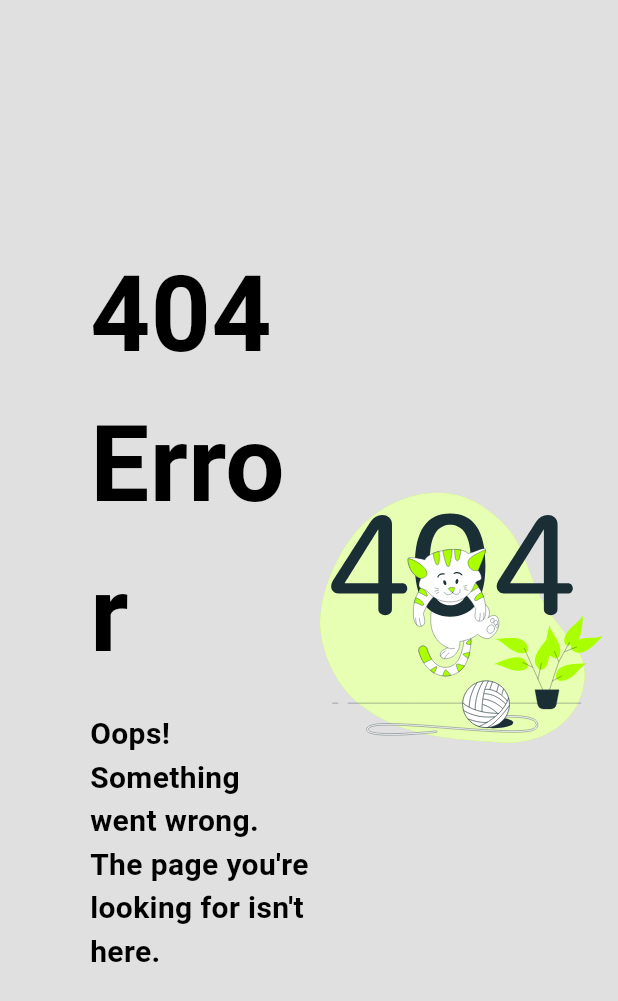
After one commit to rafay99-epic/Portfolio, a Flutter app: the NotFoundPage screen opened by its route, on a phone screen of 412 x 824 dp. The commit adds this screen. Shown: the top 1001 px of the screen. Run offline on Flutter 3.47's test engine with Material 3 defaults, Android fonts, the light colour scheme and no system bars; our stand-ins replace animated_text_kit, crystal_navigation_bar, font_awesome_flutter, google_fonts, iconly, lottie and 2 more.

Commit message:
Refactor: Reorganized folder structure for better code maintainability

```diff
--- /dev/null
+++ b/lib/constants/routes/routes.dart
@@ -0,0 +1,19 @@
+import "package:flutter/material.dart";
+
+import "package:rafay_portfolio/frontend/screens/NotFound_page.dart";
+import "package:rafay_portfolio/frontend/screens/ProjectGalley_Page.dart";
+import "package:rafay_portfolio/frontend/screens/Resume_page.dart";
+import "package:rafay_portfolio/frontend/screens/aboutme_page.dart";
+import "package:rafay_portfolio/frontend/screens/blog_page.dart";
+import "package:rafay_portfolio/frontend/screens/contentMe_page.dart";
+import "package:rafay_portfolio/frontend/screens/home_page.dart";
+
+final Map<String, WidgetBuilder> appRoutes = {
+  '/home': (context) => const HomePage(),
+  '/projects': (context) => const ProjectGalleryPage(),
+  '/resume': (context) => const ResumePage(),
+  '/contact': (context) => const ContactMePage(),
+  '/blog': (context) => const BlogPage(),
+  '/aboutme': (context) => const AboutMePage(),
+  '/404': (context) => const NotFoundPage(),
+};
--- a/lib/frontend/screens/ProjectGalley_Page.dart
+++ b/lib/frontend/screens/ProjectGalley_Page.dart
@@ -1,5 +1,5 @@
 import 'package:flutter/material.dart';
-import 'package:rafay_portfolio/frontend/widgets/ProjectGallery.dart';
+import 'package:rafay_portfolio/frontend/views/ProjectGallery.dart';
 
 class ProjectGalleryPage extends StatelessWidget {
   const ProjectGalleryPage({super.key});
--- a/lib/frontend/screens/Resume_page.dart
+++ b/lib/frontend/screens/Resume_page.dart
@@ -1,6 +1,6 @@
 // ignore: file_names
 import 'package:flutter/material.dart';
-import 'package:rafay_portfolio/frontend/widgets/resume.dart';
+import 'package:rafay_portfolio/frontend/views/resume.dart';
 
 class ResumePage extends StatelessWidget {
   const ResumePage({super.key});
--- a/lib/frontend/screens/aboutme_page.dart
+++ b/lib/frontend/screens/aboutme_page.dart
@@ -1,5 +1,5 @@
 import 'package:flutter/material.dart';
-import 'package:rafay_portfolio/frontend/widgets/aboutMe.dart';
+import 'package:rafay_portfolio/frontend/views/aboutMe.dart';
 
 class AboutMePage extends StatefulWidget {
   const AboutMePage({super.key});
--- a/lib/frontend/screens/contentMe_page.dart
+++ b/lib/frontend/screens/contentMe_page.dart
@@ -1,6 +1,6 @@
 // ignore: file_names
 import 'package:flutter/material.dart';
-import 'package:rafay_portfolio/frontend/widgets/ContactMe.dart';
+import 'package:rafay_portfolio/frontend/views/ContactMe.dart';
 
 class ContactMePage extends StatefulWidget {
   const ContactMePage({super.key});
--- a/lib/frontend/screens/home_page.dart
+++ b/lib/frontend/screens/home_page.dart
@@ -3,7 +3,7 @@ import 'package:crystal_navigation_bar/crystal_navigation_bar.dart';
 import 'package:font_awesome_flutter/font_awesome_flutter.dart';
 import 'package:iconly/iconly.dart';
 
-import 'package:rafay_portfolio/frontend/widgets/landing_page.dart';
+import 'package:rafay_portfolio/frontend/views/landing_page.dart';
 import 'package:rafay_portfolio/frontend/screens/Resume_page.dart';
 import 'package:rafay_portfolio/frontend/screens/aboutme_page.dart';
 import 'package:rafay_portfolio/frontend/screens/blog_page.dart';
--- /dev/null
+++ b/lib/frontend/views/page404.dart
@@ -0,0 +1,68 @@
+import 'package:flutter/material.dart';
+import 'package:lottie/lottie.dart';
+
+class Page404 extends StatefulWidget {
+  const Page404({super.key});
+
+  @override
+  State<Page404> createState() => _Page404State();
+}
+
+class _Page404State extends State<Page404> {
+  @override
+  Widget build(BuildContext context) {
+    return Column(
+      children: <Widget>[
+        Expanded(
+          child: Container(
+            margin: const EdgeInsets.all(5.0),
+            child: Row(
+              mainAxisAlignment: MainAxisAlignment.center,
+              crossAxisAlignment: CrossAxisAlignment.center,
+              children: [
+                Expanded(
+                  child: Padding(
+                    padding: const EdgeInsets.only(left: 55.0),
+                    child: Column(
+                      mainAxisAlignment: MainAxisAlignment.center,
+                      crossAxisAlignment: CrossAxisAlignment.start,
+                      children: [
+                        Text(
+                          "404 Error",
+                          style: TextStyle(
+                            fontSize: 70.0,
+                            color: Theme.of(context).colorScheme.primary,
+                            fontWeight: FontWeight.bold,
+                          ),
+                        ),
+                        const SizedBox(
+                          height: 15.0,
+                        ),
+                        Text(
+                          "Oops! Something went wrong. The page you're looking for isn't here.",
+                          style: TextStyle(
+                            fontSize: 20.0,
+                            color: Theme.of(context).colorScheme.primary,
+                            fontWeight: FontWeight.bold,
+                          ),
+                        ),
+                        const SizedBox(height: 15),
+                      ],
+                    ),
+                  ),
+                ),
+                Expanded(
+                  child: Lottie.asset(
+                    'assets/animation/404-new.json',
+                    height: 500,
+                    width: 500,
+                  ),
+                ),
+              ],
+            ),
+          ),
+        )
+      ],
+    );
+  }
+}
```
Also changed, not shown: lib/frontend/screens/NotFound_page.dart (+3 -54 lines), lib/frontend/screens/projectsGallary_page.dart (deleted, +0 -12 lines), lib/frontend/views/ProjectGallery.dart (renamed from lib/frontend/widgets/ProjectGallery.dart, +6 -1 lines), lib/main.dart (+14 -16 lines), lib/constants/theme/light.dart (renamed from lib/frontend/theme/light.dart), lib/frontend/views/ContactMe.dart (renamed from lib/frontend/widgets/ContactMe.dart), lib/frontend/views/aboutMe.dart (renamed from lib/frontend/widgets/aboutMe.dart), lib/frontend/views/footer.dart (renamed from lib/frontend/widgets/footer.dart), lib/frontend/views/landing_page.dart (renamed from lib/frontend/widgets/landing_page.dart), lib/frontend/views/resume.dart (renamed from lib/frontend/widgets/resume.dart), lib/frontend/widgets/service_widget.dart (deleted).
